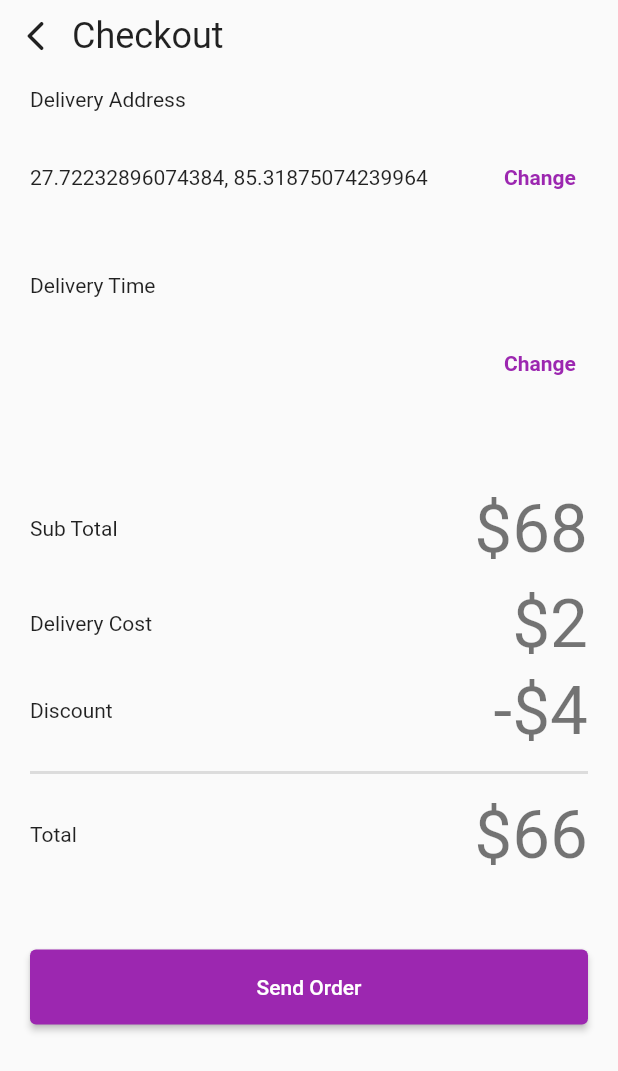
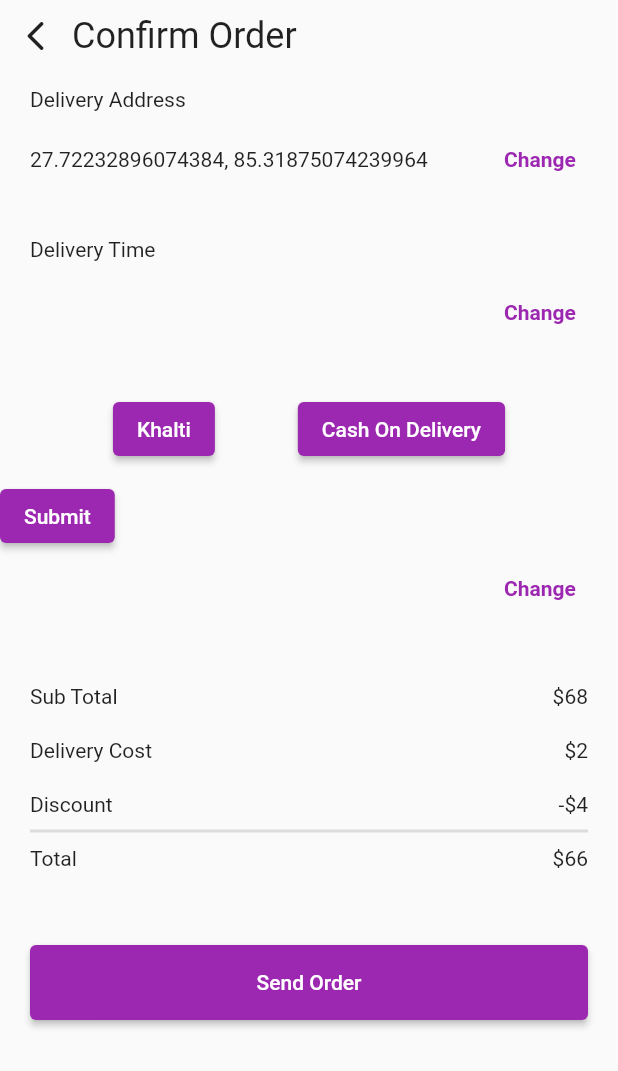
Before and after one commit to Nakiita/31B-Group-B, a Flutter app: the CheckoutScreen screen opened directly, on a phone screen of 412 x 824 dp. Shown: the top 1071 px of the screen. Run offline on Flutter 3.47's test engine with Material 2 defaults, Android fonts, the phone set to English and light mode, and no system bars; drawn by our look-alikes of loader_overlay; our stand-ins replace animated_splash_screen, cloud_firestore, date_time_picker, firebase_auth, firebase_core, firebase_messaging and 5 more; missing offline and left inert: khalti_flutter; accounts and stored records are empty.

Commit message:
order confirm

```diff
--- a/lib/dashboard/screens/firestore/add_address.dart
+++ b/lib/dashboard/screens/firestore/add_address.dart
@@ -1,5 +1,3 @@
-import 'dart:io';
-
 import 'package:cloud_firestore/cloud_firestore.dart';
 import 'package:firebase_core/firebase_core.dart';
 import 'package:firebase_storage/firebase_storage.dart';
--- a/lib/dashboard/screens/orderConfirm.dart
+++ b/lib/dashboard/screens/orderConfirm.dart
@@ -1,6 +1,8 @@
+import 'package:cloud_firestore/cloud_firestore.dart';
 import 'package:flutter/cupertino.dart';
 import 'package:flutter/material.dart';
 
+import '../../Payments.dart';
 import '../../delivery_address/delivery_time.dart';
 import '../../ext/colo.dart';
 import '../../ext/helper.dart';
@@ -9,6 +11,7 @@ import 'home.dart';
 
 class CheckoutScreen extends StatelessWidget {
   static const routeName = "/checkoutScreen";
+
   @override
   Widget build(BuildContext context) {
     return Scaffold(
@@ -30,7 +33,7 @@ class CheckoutScreen extends StatelessWidget {
                     ),
                     Expanded(
                       child: Text(
-                        "Checkout",
+                        "Confirm Order",
                         style: Helper.getTheme(context).headline5,
                       ),
                     ),
@@ -44,7 +47,7 @@ class CheckoutScreen extends StatelessWidget {
                   child: Text("Delivery Address"),
                 ),
                 SizedBox(
-                  height: 20,
+                  height: 8,
                 ),
                 Padding(
                   padding: const EdgeInsets.symmetric(horizontal: 20),
@@ -82,19 +85,19 @@ class CheckoutScreen extends StatelessWidget {
                   height: 10,
                 ),
                 Container(
-                  height: 10,
+                  height: 8,
                   width: double.infinity,
                   color: AppColor.placeholderBg,
                 ),
                 SizedBox(
-                  height: 20,
+                  height: 10,
                 ),
                 Padding(
                   padding: const EdgeInsets.symmetric(horizontal: 20),
                   child: Text("Delivery Time"),
                 ),
                 SizedBox(
-                  height: 20,
+                  height: 10,
                 ),
                 Padding(
                   padding: const EdgeInsets.symmetric(horizontal: 20),
@@ -131,8 +134,82 @@ class CheckoutScreen extends StatelessWidget {
                 SizedBox(
                   height: 10,
                 ),
+                Container(
+                  height: 10,
+                  width: double.infinity,
+                  color: AppColor.placeholderBg,
+                ),
                 SizedBox(
-                  height: 20,
+                  height: 10,
+                ),
+                Padding(
+                  padding: const EdgeInsets.symmetric(horizontal: 20),
+                  child:
+                  Row(
+                    mainAxisAlignment: MainAxisAlignment.spaceEvenly,
+                    children: [
+                      ElevatedButton(
+                          style: ElevatedButton.styleFrom(
+                              backgroundColor: Colors.purple),
+                          onPressed: () {
+                            Navigator.push(
+                                context,
+                                MaterialPageRoute(
+                                  builder: (context) => MyApp(),
+                                ));
+                          },
+                          child: Text("Khalti")),
+                      ElevatedButton(
+                          style: ElevatedButton.styleFrom(
+                              backgroundColor: Colors.purple),
+                          onPressed: () {},
+                          child: Text("Cash On Delivery")),
+                    ],
+                  ),
+
+                ),
+                SizedBox(
+                  height: 10,
+                ),
+                  ElevatedButton(
+                    style: ElevatedButton.styleFrom(backgroundColor: Colors.purple),
+                    onPressed: () {
+                    },
+                    child: Text('Submit'),
+                  ),                Padding(
+                  padding: const EdgeInsets.symmetric(horizontal: 20),
+                  child: Row(
+                    mainAxisAlignment: MainAxisAlignment.spaceBetween,
+                    children: [
+                      SizedBox(
+                        width: Helper.getScreenWidth(context) * 0.7,
+                        child: Text(
+                          "",
+                          // style: Helper.getTheme(context).headline3,
+                        ),
+                      ),
+                      TextButton(
+                        onPressed: () {
+                          Navigator.of(context).push(
+                            //Replacement
+                            MaterialPageRoute(
+                              builder: (BuildContext context) =>
+                                  DeliveryTime(),
+                            ),
+                          );
+                        },
+                        child: Text(
+                          "Change",
+                          style: TextStyle(
+                            fontWeight: FontWeight.bold,
+                          ),
+                        ),
+                      ),
+                    ],
+                  ),
+                ),
+                SizedBox(
+                  height: 10,
                 ),
                 Container(
                   height: 10,
@@ -152,12 +229,11 @@ class CheckoutScreen extends StatelessWidget {
                           Text("Sub Total"),
                           Text(
                             "\$68",
-                            style: Helper.getTheme(context).headline3,
                           )
                         ],
                       ),
                       SizedBox(
-                        height: 10,
+                        height: 20,
                       ),
                       Row(
                         mainAxisAlignment: MainAxisAlignment.spaceBetween,
@@ -165,12 +241,11 @@ class CheckoutScreen extends StatelessWidget {
                           Text("Delivery Cost"),
                           Text(
                             "\$2",
-                            style: Helper.getTheme(context).headline3,
                           )
                         ],
                       ),
                       SizedBox(
-                        height: 5,
+                        height: 20,
                       ),
                       Row(
                         mainAxisAlignment: MainAxisAlignment.spaceBetween,
@@ -178,12 +253,11 @@ class CheckoutScreen extends StatelessWidget {
                           Text("Discount"),
                           Text(
                             "-\$4",
-                            style: Helper.getTheme(context).headline3,
                           )
                         ],
                       ),
                       Divider(
-                        height: 30,
+                        height: 20,
                         color: AppColor.placeholder.withOpacity(0.25),
                         thickness: 2,
                       ),
@@ -193,7 +267,6 @@ class CheckoutScreen extends StatelessWidget {
                           Text("Total"),
                           Text(
                             "\$66",
-                            style: Helper.getTheme(context).headline3,
                           )
                         ],
                       ),
@@ -242,10 +315,7 @@ class CheckoutScreen extends StatelessWidget {
                                       ],
                                     ),
                                     Image.asset(
-                                      Helper.getAssetName(
-                                        "HC.png",
-                                        "virtual",
-                                      ),
+                                        "images/HC.png"
                                     ),
                                     SizedBox(
                                       height: 20,
@@ -283,14 +353,14 @@ class CheckoutScreen extends StatelessWidget {
                                       padding: const EdgeInsets.symmetric(
                                         horizontal: 20,
                                       ),
-                                      child: SizedBox(
-                                        height: 50,
-                                        width: double.infinity,
-                                        child: ElevatedButton(
-                                          onPressed: () {},
-                                          child: Text("Track My Order"),
-                                        ),
-                                      ),
+                                      // child: SizedBox(
+                                      //   height: 50,
+                                      //   width: double.infinity,
+                                      //   child: ElevatedButton(
+                                      //     onPressed: () {},
+                                      //     child: Text("Track My Order"),
+                                      //   ),
+                                      // ),
                                     ),
                                     Padding(
                                       padding: const EdgeInsets.symmetric(
--- a/lib/main.dart
+++ b/lib/main.dart
@@ -18,6 +18,7 @@ import 'package:hunger_cravings/dashboard/screens/firestore/database.dart';
 import 'package:hunger_cravings/dashboard/screens/firestore/edit_address.dart';
 import 'package:hunger_cravings/loginpage/login.dart';
 import 'package:loader_overlay/loader_overlay.dart';
+import 'dashboard/screens/orderConfirm.dart';
 import 'dashboard/screens/orderDetail.dart';
 
 void main() async {
@@ -66,7 +67,7 @@ class MyApp extends StatelessWidget {
               theme: ThemeData(
                 primarySwatch: Colors.purple,
               ),
-              initialRoute: "/home",
+              initialRoute: "/check",
               routes: {
                 "/LoadingScreen": (BuildContext context) => LoadingScreen(),
                 "/forgotpassword": (BuildContext context) => ForgotScreen(),
@@ -80,7 +81,8 @@ class MyApp extends StatelessWidget {
                 "/edit-address": (BuildContext context) => EditAddressScreen(),
                 "/database": (BuildContext context) => FirebaseDatabaseScreen(),
                 "/changePassword": (BuildContext context) => ChangePassword(),
-                "/feedbacks": (BuildContext context) => Feedbacks()
+                "/feedbacks": (BuildContext context) => Feedbacks(),
+                "/check": (BuildContext context) => CheckoutScreen(),
               });
         }),
       ),
```
Also changed, not shown: lib/delivery_address/delivery_time.dart (+26 -26 lines), assets/images/HC.png (added), assets/images/delivery.png (added).
